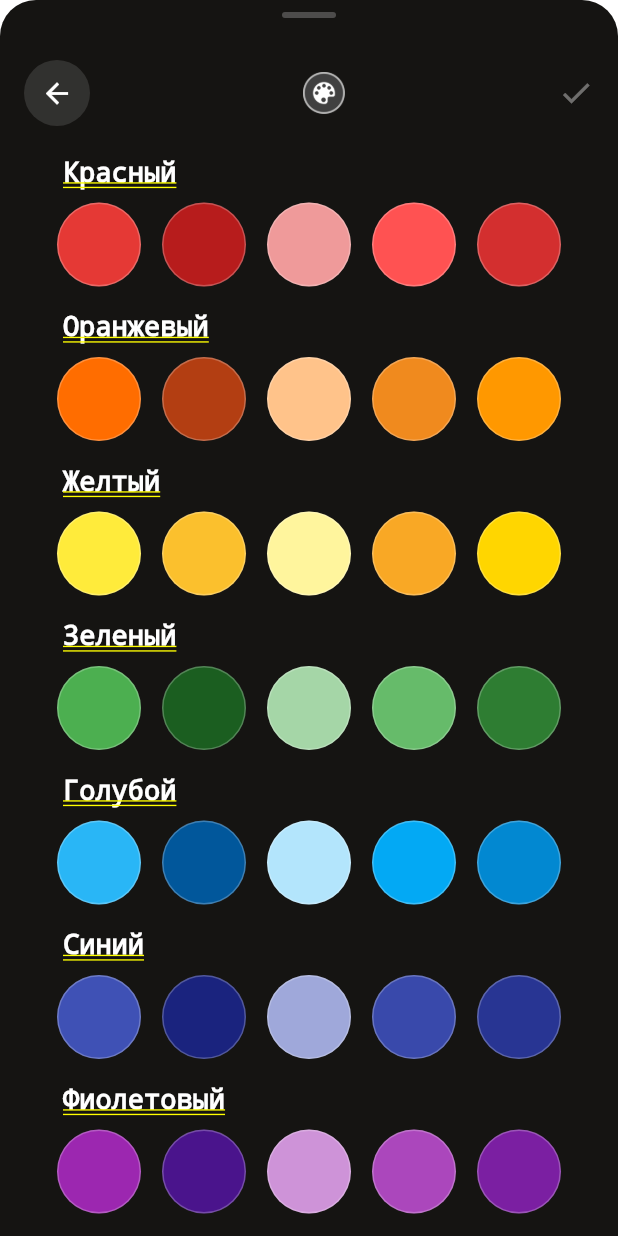
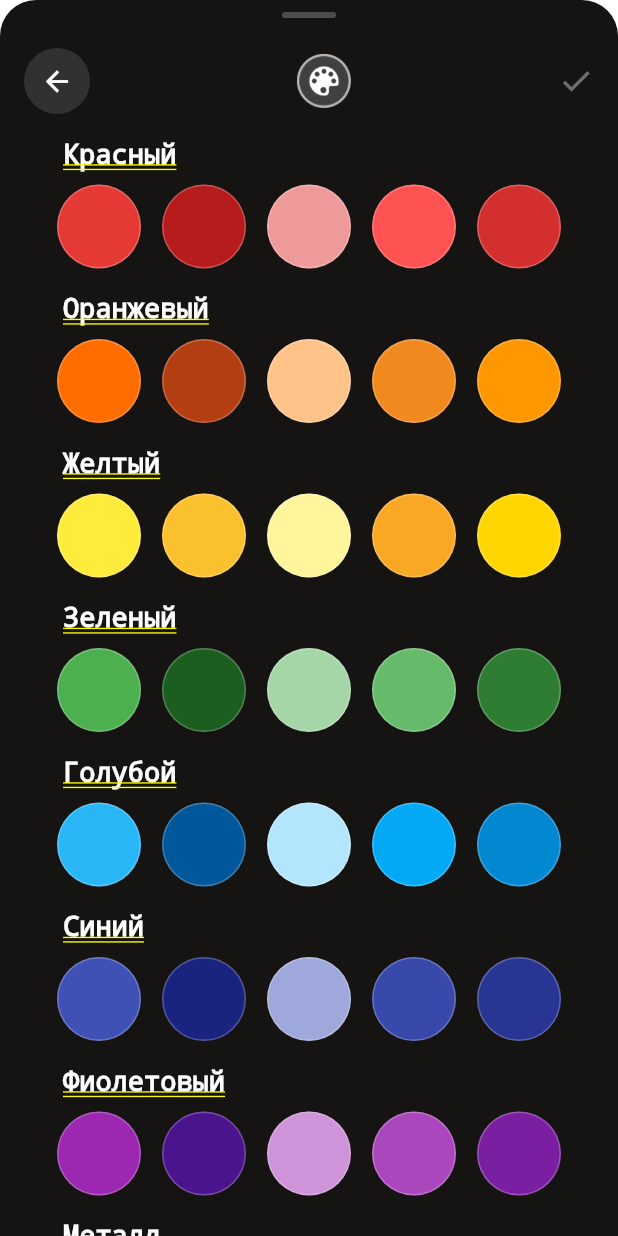
Before and after one commit to hovtsamsung5677/cham2, a Flutter app: the ColorPaletteScreen screen opened by its route, on a phone screen of 412 x 824 dp. Run offline on Flutter 3.47's test engine with Material 3 defaults, Android fonts, the phone set to English and light mode, and no system bars; our stand-ins replace camera, flutter_dotenv, image_picker, permission_handler, share_plus, video_player and 1 more; missing offline and left inert: flex_color_picker, gal.

Commit message:
конечная версия

```diff
--- a/client/lib/screens/color_palette_screen.dart
+++ b/client/lib/screens/color_palette_screen.dart
@@ -126,16 +126,6 @@ class _ColorPaletteScreenState extends State<ColorPaletteScreen> {
           top: false,
           child: Column(
             children: [
-              const SizedBox(height: 8),
-              Container(
-                width: 36,
-                height: 4,
-                decoration: BoxDecoration(
-                  color: Colors.white24,
-                  borderRadius: BorderRadius.circular(2),
-                ),
-              ),
-              const SizedBox(height: 16),
               _buildTopBar(),
               Expanded(
                 child: SingleChildScrollView(
@@ -151,10 +141,22 @@ class _ColorPaletteScreenState extends State<ColorPaletteScreen> {
   }
 
   Widget _buildTopBar() {
-    return Padding(
-      padding: const EdgeInsets.symmetric(horizontal: 16, vertical: 12),
+    return Column(
+      children: [
+        const SizedBox(height: 8),
+        Container(
+          width: 36,
+          height: 4,
+          decoration: BoxDecoration(
+            color: Colors.white24,
+            borderRadius: BorderRadius.circular(2),
+          ),
+        ),
+        const SizedBox(height: 12),
+        Container(
+          color: _bg,
+          padding: const EdgeInsets.symmetric(horizontal: 16, vertical: 8),
           child: Row(
-        mainAxisAlignment: MainAxisAlignment.spaceBetween,
             children: [
               GestureDetector(
                 onTap: () => Navigator.pop(context),
@@ -168,7 +170,9 @@ class _ColorPaletteScreenState extends State<ColorPaletteScreen> {
                   child: const Icon(Icons.arrow_back, color: Colors.white, size: 22),
                 ),
               ),
+              const Expanded(child: SizedBox()),
               const _PaletteIconInFrame(),
+              const Expanded(child: SizedBox()),
               GestureDetector(
                 onTap: _selectedColor != null
                     ? () => Navigator.pop(context, {
@@ -184,6 +188,8 @@ class _ColorPaletteScreenState extends State<ColorPaletteScreen> {
               ),
             ],
           ),
+        ),
+      ],
     );
   }
 
@@ -386,8 +392,8 @@ class _PaletteIconInFrame extends StatelessWidget {
   @override
   Widget build(BuildContext context) {
     return Container(
-      width: 28,
-      height: 28,
+      width: 36,
+      height: 36,
       decoration: const BoxDecoration(
         image: DecorationImage(
           image: AssetImage('assets/icons/ramka.png'),
@@ -397,8 +403,8 @@ class _PaletteIconInFrame extends StatelessWidget {
       child: Center(
         child: Image.asset(
           'assets/icons/Paint Palette.png',
-          width: 18,
-          height: 18,
+          width: 24,
+          height: 24,
           color: Colors.white,
         ),
       ),
--- a/client/lib/screens/editor_screen.dart
+++ b/client/lib/screens/editor_screen.dart
@@ -792,7 +792,7 @@ class _EyedropperButton extends StatelessWidget {
                 ),
               ),
               child: Center(
-                child: _EyedropperIcon(size: iconSize, iconScale: 0.6),
+                child: _EyedropperIcon(size: iconSize, iconScale: 0.55),
               ),
             ),
           ),
--- a/client/pubspec.yaml
+++ b/client/pubspec.yaml
@@ -70,12 +70,13 @@ dev_dependencies:
 flutter_launcher_icons:
   android: true
   ios: true
-  image_path: "assets/logo/Frame 2962.png"
+  image_path: "assets/icons/logo.png"
 
 flutter:
   uses-material-design: true
   assets:
     - assets/logo/logotip.png
+    - assets/icons/logo.png
     - assets/icons/Add_Image.png
     - assets/icons/Close.png
     - assets/icons/Color_Dropper.png
```
Also changed, not shown: client/lib/screens/camera_page.dart (+13 -13 lines), client/assets/icons/logo.png (added), 29 other files. Lines whose indentation alone changed are shown as unchanged.
